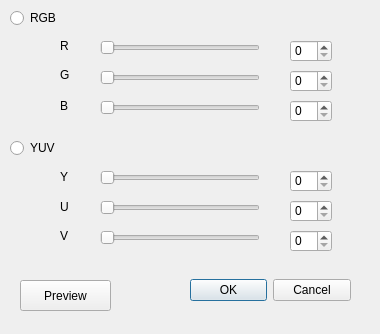
The window that dialog.ui (khashab00/ImageEditor) describes before a commit, drawn with Qt 5.
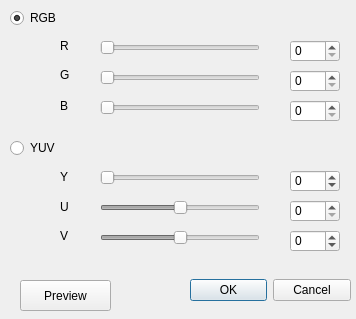
The same window after the commit.

```diff
--- a/dialog.ui
+++ b/dialog.ui
@@ -6,10 +6,16 @@
    <rect>
     <x>0</x>
     <y>0</y>
-    <width>380</width>
-    <height>334</height>
+    <width>356</width>
+    <height>319</height>
    </rect>
   </property>
+  <property name="sizePolicy">
+   <sizepolicy hsizetype="Expanding" vsizetype="Expanding">
+    <horstretch>100</horstretch>
+    <verstretch>100</verstretch>
+   </sizepolicy>
+  </property>
   <property name="windowTitle">
    <string>Dialog</string>
   </property>
@@ -105,6 +111,18 @@
      <height>16</height>
     </rect>
    </property>
+   <property name="sizePolicy">
+    <sizepolicy hsizetype="Expanding" vsizetype="Expanding">
+     <horstretch>100</horstretch>
+     <verstretch>100</verstretch>
+    </sizepolicy>
+   </property>
+   <property name="minimum">
+    <number>-100</number>
+   </property>
+   <property name="maximum">
+    <number>100</number>
+   </property>
    <property name="orientation">
     <enum>Qt::Horizontal</enum>
    </property>
@@ -121,6 +139,18 @@
      <height>16</height>
     </rect>
    </property>
+   <property name="sizePolicy">
+    <sizepolicy hsizetype="Expanding" vsizetype="Expanding">
+     <horstretch>100</horstretch>
+     <verstretch>100</verstretch>
+    </sizepolicy>
+   </property>
+   <property name="minimum">
+    <number>-100</number>
+   </property>
+   <property name="maximum">
+    <number>100</number>
+   </property>
    <property name="orientation">
     <enum>Qt::Horizontal</enum>
    </property>
@@ -221,60 +251,120 @@
     <rect>
      <x>290</x>
      <y>40</y>
-     <width>42</width>
+     <width>50</width>
      <height>22</height>
     </rect>
    </property>
+   <property name="sizePolicy">
+    <sizepolicy hsizetype="Expanding" vsizetype="Expanding">
+     <horstretch>100</horstretch>
+     <verstretch>100</verstretch>
+    </sizepolicy>
+   </property>
+   <property name="maximum">
+    <number>100</number>
+   </property>
   </widget>
   <widget class="QSpinBox" name="spinBox_2">
    <property name="geometry">
     <rect>
      <x>290</x>
      <y>70</y>
-     <width>42</width>
+     <width>50</width>
      <height>22</height>
     </rect>
    </property>
+   <property name="sizePolicy">
+    <sizepolicy hsizetype="Expanding" vsizetype="Expanding">
+     <horstretch>100</horstretch>
+     <verstretch>100</verstretch>
+    </sizepolicy>
+   </property>
+   <property name="maximum">
+    <number>100</number>
+   </property>
   </widget>
   <widget class="QSpinBox" name="spinBox_3">
    <property name="geometry">
     <rect>
      <x>290</x>
      <y>100</y>
-     <width>42</width>
+     <width>50</width>
      <height>22</height>
     </rect>
    </property>
+   <property name="sizePolicy">
+    <sizepolicy hsizetype="Expanding" vsizetype="Expanding">
+     <horstretch>100</horstretch>
+     <verstretch>100</verstretch>
+    </sizepolicy>
+   </property>
+   <property name="maximum">
+    <number>100</number>
+   </property>
   </widget>
   <widget class="QSpinBox" name="spinBox_4">
    <property name="geometry">
     <rect>
      <x>290</x>
      <y>170</y>
-     <width>42</width>
+     <width>50</width>
      <height>22</height>
     </rect>
    </property>
+   <property name="sizePolicy">
+    <sizepolicy hsizetype="Expanding" vsizetype="Expanding">
+     <horstretch>100</horstretch>
+     <verstretch>100</verstretch>
+    </sizepolicy>
+   </property>
+   <property name="minimum">
+    <number>-100</number>
+   </property>
+   <property name="maximum">
+    <number>100</number>
+   </property>
   </widget>
   <widget class="QSpinBox" name="spinBox_5">
    <property name="geometry">
     <rect>
      <x>290</x>
      <y>200</y>
-     <width>42</width>
+     <width>50</width>
      <height>22</height>
     </rect>
    </property>
+   <property name="sizePolicy">
+    <sizepolicy hsizetype="Expanding" vsizetype="Expanding">
+     <horstretch>100</horstretch>
+     <verstretch>100</verstretch>
+    </sizepolicy>
+   </property>
+   <property name="maximum">
+    <number>100</number>
+   </property>
   </widget>
   <widget class="QSpinBox" name="spinBox_6">
    <property name="geometry">
     <rect>
      <x>290</x>
      <y>230</y>
-     <width>42</width>
+     <width>50</width>
      <height>22</height>
     </rect>
    </property>
+   <property name="sizePolicy">
+    <sizepolicy hsizetype="Expanding" vsizetype="Expanding">
+     <horstretch>100</horstretch>
+     <verstretch>100</verstretch>
+    </sizepolicy>
+   </property>
+   <property name="minimum">
+    <number>-100</number>
+   </property>
+   <property name="maximum">
+    <number>100</number>
+   </property>
   </widget>
   <widget class="QRadioButton" name="RGBradioButoon">
    <property name="geometry">
@@ -285,9 +375,18 @@
      <height>16</height>
     </rect>
    </property>
+   <property name="sizePolicy">
+    <sizepolicy hsizetype="Expanding" vsizetype="Expanding">
+     <horstretch>100</horstretch>
+     <verstretch>100</verstretch>
+    </sizepolicy>
+   </property>
    <property name="text">
     <string>RGB</string>
    </property>
+   <property name="checked">
+    <bool>true</bool>
+   </property>
   </widget>
   <widget class="QRadioButton" name="YUVradioButton">
    <property name="geometry">
```
Left out of the diff: 305 changed lines with no effect on the pictures.
